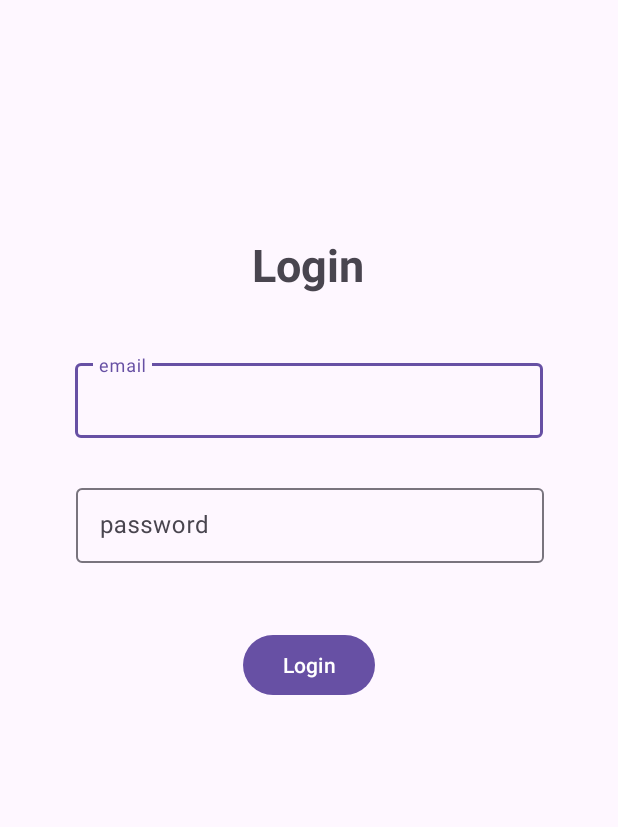
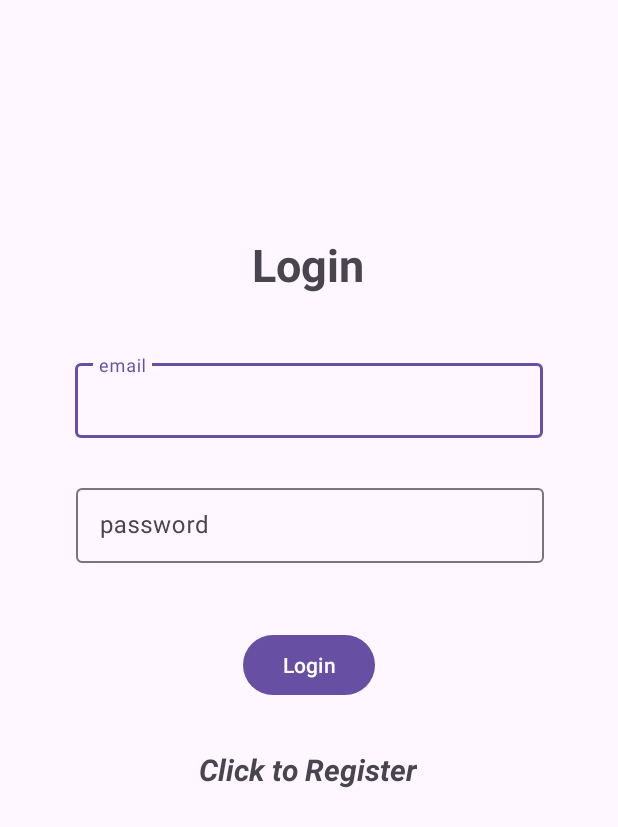
Before and after one commit to Danne132/64130005_MobileDevelopment, an Android app: the screen it shows after launch (Login), on a phone screen of 412 x 824 dp. Shown: the top 827 px of the screen. Run offline under Robolectric (Android 15) with nearby library versions, the phone set to English and light mode, and no system bars; our stand-ins replace Firebase (no records; nobody signed in at launch, a user with empty details on screens opened directly).

Commit message:
update code Login

```diff
--- a/FirebaseApp/app/src/main/java/bt/an/firebaseapp/Login.java
+++ b/FirebaseApp/app/src/main/java/bt/an/firebaseapp/Login.java
@@ -1,6 +1,13 @@
 package bt.an.firebaseapp;
 
+import android.content.Intent;
 import android.os.Bundle;
+import android.text.TextUtils;
+import android.view.View;
+import android.widget.Button;
+import android.widget.ProgressBar;
+import android.widget.TextView;
+import android.widget.Toast;
 
 import androidx.activity.EdgeToEdge;
 import androidx.appcompat.app.AppCompatActivity;
@@ -8,17 +15,53 @@ import androidx.core.graphics.Insets;
 import androidx.core.view.ViewCompat;
 import androidx.core.view.WindowInsetsCompat;
 
+import com.google.android.material.textfield.TextInputEditText;
+import com.google.firebase.auth.FirebaseAuth;
+
 public class Login extends AppCompatActivity {
+
+    TextInputEditText txtEmail, txtPass;
+    TextView txtLogin;
+    Button btnLogin;
+    FirebaseAuth mAuth;
+    ProgressBar progressBar;
 
     @Override
     protected void onCreate(Bundle savedInstanceState) {
         super.onCreate(savedInstanceState);
         EdgeToEdge.enable(this);
         setContentView(R.layout.activity_login);
-        ViewCompat.setOnApplyWindowInsetsListener(findViewById(R.id.main), (v, insets) -> {
-            Insets systemBars = insets.getInsets(WindowInsetsCompat.Type.systemBars());
-            v.setPadding(systemBars.left, systemBars.top, systemBars.right, systemBars.bottom);
-            return insets;
+        txtEmail = findViewById(R.id.email);
+        txtPass = findViewById(R.id.pass);
+        btnLogin = findViewById(R.id.btnLogin);
+        mAuth = FirebaseAuth.getInstance();
+        progressBar = findViewById(R.id.processBar);
+        txtLogin = findViewById(R.id.txtLog);
+        txtLogin.setOnClickListener(new View.OnClickListener() {
+            @Override
+            public void onClick(View v) {
+                Intent intent = new Intent(getApplicationContext(), Register.class);
+                startActivity(intent);
+                finish();
+            }
+        });
+
+        btnLogin.setOnClickListener(new View.OnClickListener() {
+            @Override
+            public void onClick(View v) {
+                progressBar.setVisibility(View.VISIBLE);
+                String email, pass;
+                email = String.valueOf(txtEmail.getText());
+                pass = String.valueOf(txtPass.getText());
+                if(TextUtils.isEmpty(email)){
+                    Toast.makeText(Login.this, "Enter email", Toast.LENGTH_LONG).show();
+                    return;
+                }
+                if(TextUtils.isEmpty(pass)){
+                    Toast.makeText(Login.this, "Enter password", Toast.LENGTH_LONG).show();
+                    return;
+                }
+            }
         });
     }
 }
--- a/FirebaseApp/app/src/main/res/layout/activity_login.xml
+++ b/FirebaseApp/app/src/main/res/layout/activity_login.xml
@@ -67,7 +67,26 @@
             app:layout_constraintEnd_toEndOf="parent"
             app:layout_constraintStart_toStartOf="parent"
             app:layout_constraintTop_toBottomOf="@+id/textInputLayout2" />
-
+        <TextView
+            android:id="@+id/txtLog"
+            android:layout_width="wrap_content"
+            android:layout_height="wrap_content"
+            android:layout_marginTop="32dp"
+            android:text="Click to Register"
+            android:textSize="20sp"
+            android:textStyle="bold|italic"
+            app:layout_constraintEnd_toEndOf="parent"
+            app:layout_constraintHorizontal_bias="0.498"
+            app:layout_constraintStart_toStartOf="parent"
+            app:layout_constraintTop_toBottomOf="@+id/btnLogin" />
+        <ProgressBar
+            android:id="@+id/processBar"
+            android:layout_width="wrap_content"
+            android:layout_height="wrap_content"
+            android:visibility="gone"
+            app:layout_constraintStart_toStartOf="parent"
+            app:layout_constraintTop_toTopOf="parent" />
+        />
     </androidx.constraintlayout.widget.ConstraintLayout>
 
 </androidx.constraintlayout.widget.ConstraintLayout>
```
Also changed, not shown: FirebaseApp/app/src/main/java/bt/an/firebaseapp/Register.java (+12 -0 lines).
